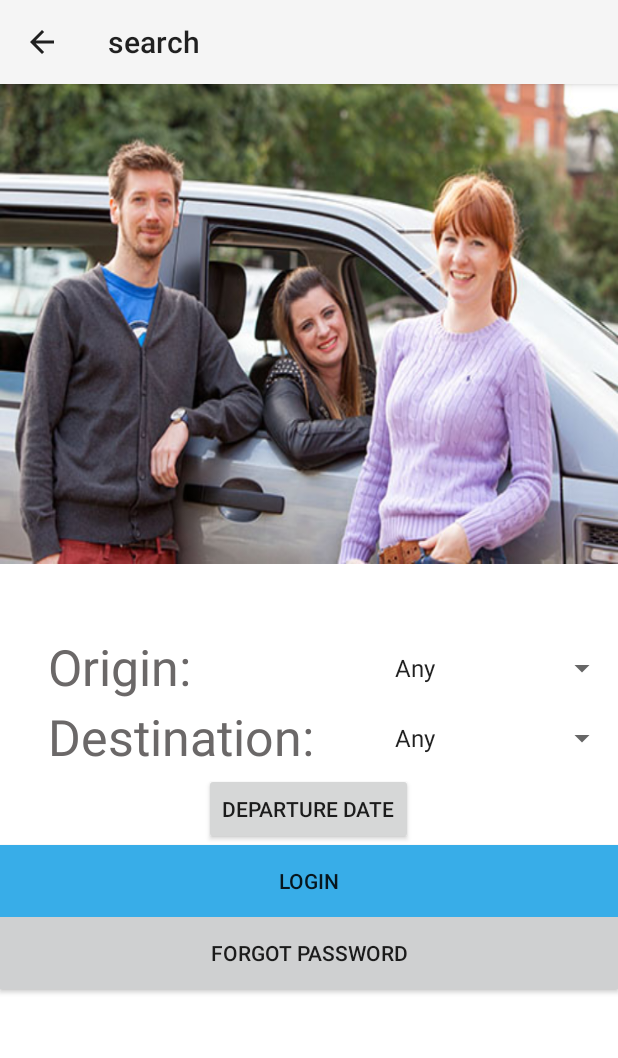
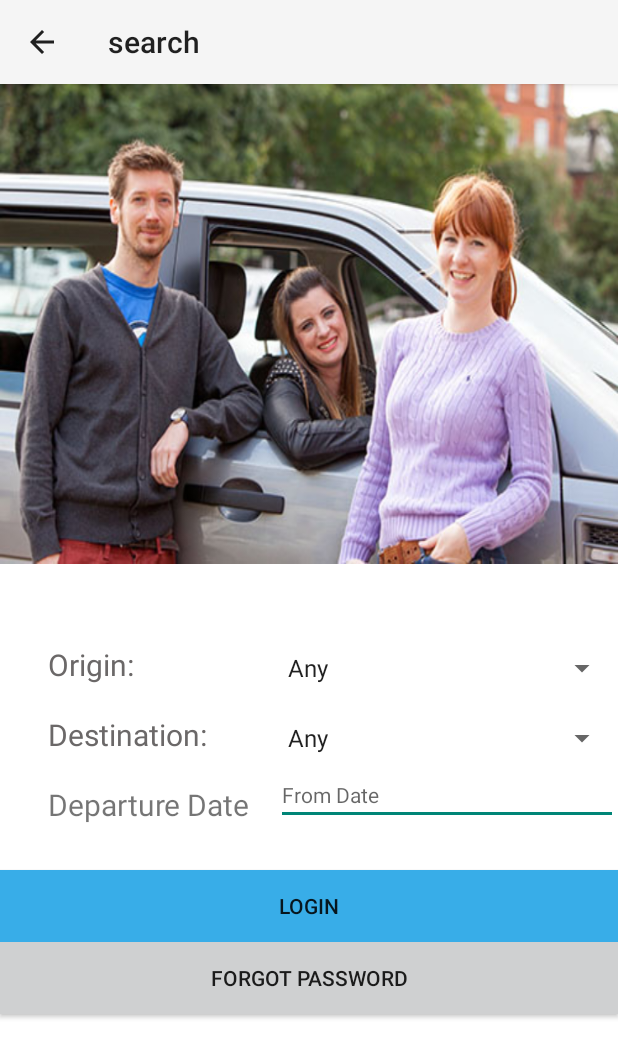
Before and after one commit to VIN-S/Cargo, an Android app: the search screen opened directly, with no data from a screen before it, on a phone screen of 412 x 824 dp. Shown: the top 1058 px of the screen. Run offline under Robolectric (Android 15) with nearby library versions, the phone set to English and light mode, and no system bars.

Commit message:
added date picker - LH

```diff
--- a/app/src/main/java/com/example/vin_s/cargo/search.java
+++ b/app/src/main/java/com/example/vin_s/cargo/search.java
@@ -8,6 +8,7 @@ import android.support.design.widget.Snackbar;
 import android.support.v7.app.AppCompatActivity;
 import android.support.v7.widget.Toolbar;
 import android.text.AndroidCharacter;
+import android.text.InputType;
 import android.view.Menu;
 import android.view.MenuItem;
 import android.view.View;
@@ -16,21 +17,23 @@ import android.widget.AdapterView.OnItemSelectedListener;
 import android.widget.ArrayAdapter;
 import android.widget.Button;
 import android.widget.DatePicker;
+import android.widget.EditText;
 import android.widget.Spinner;
 import android.widget.TextView;
 import android.widget.Toast;
 
+import java.text.SimpleDateFormat;
 import java.util.ArrayList;
 import java.util.Calendar;
 import java.util.List;
+import java.util.Locale;
 
-public class search extends AppCompatActivity implements AdapterView.OnItemSelectedListener{
+public class search extends AppCompatActivity implements AdapterView.OnItemSelectedListener, View.OnClickListener {
 
     Spinner spinner;
-//    private DatePicker datePicker;
-//    private Calendar calendar;
-//    private TextView dateView;
-//    private int year, month, day;
+    private DatePickerDialog fromDatePickerDialog;
+    private SimpleDateFormat dateFormatter;
+    private EditText fromDateEtxt;
 
     @Override
     protected void onCreate(Bundle savedInstanceState) {
@@ -38,20 +41,17 @@ public class search extends AppCompatActivity implements AdapterView.OnItemSelec
         setContentView(R.layout.activity_search);
 
         Spinner spinner = (Spinner) findViewById(R.id.originPicker);
-// Create an ArrayAdapter using the string array and a default spinner layout
+        // Create an ArrayAdapter using the string array and a default spinner layout
         ArrayAdapter<CharSequence> adapter = ArrayAdapter.createFromResource(this,
                 R.array.search_origin, android.R.layout.simple_spinner_item);
-// Specify the layout to use when the list of choices appears
+        // Specify the layout to use when the list of choices appears
         adapter.setDropDownViewResource(android.R.layout.simple_spinner_dropdown_item);
-// Apply the adapter to the spinner
+        // Apply the adapter to the spinner
         spinner.setAdapter(adapter);
 
-//        calendar = Calendar.getInstance();
-//        year = calendar.get(Calendar.YEAR);
-//
-//        month = calendar.get(Calendar.MONTH);
-//        day = calendar.get(Calendar.DAY_OF_MONTH);
-//        showDate(year, month + 1, day);
+        dateFormatter = new SimpleDateFormat("dd-MM-yyyy", Locale.US);
+        findViewsById();
+        setDateTimeField();
 
     }
 
@@ -66,42 +66,40 @@ public class search extends AppCompatActivity implements AdapterView.OnItemSelec
 
     }
 
-//    @SuppressWarnings("deprecation")
-//    public void setDate(View view) {
-//        showDialog(999);
-//        Toast.makeText(getApplicationContext(), "ca", Toast.LENGTH_SHORT)
-//                .show();
-//    }
-//
-//    @Override
-//    protected Dialog onCreateDialog(int id) {
-//        // TODO Auto-generated method stub
-//        if (id == 999) {
-//            return new DatePickerDialog(this, myDateListener, year, month, day);
-//        }
-//        return null;
-//    }
-//
-//    private DatePickerDialog.OnDateSetListener myDateListener = new DatePickerDialog.OnDateSetListener() {
-//        @Override
-//        public void onDateSet(DatePicker arg0, int arg1, int arg2, int arg3) {
-//            // TODO Auto-generated method stub
-//            // arg1 = year
-//            // arg2 = month
-//            // arg3 = day
-//            showDate(arg1, arg2+1, arg3);
-//        }
-//    };
-//
-//    private void showDate(int year, int month, int day) {
-//        dateView.setText(new StringBuilder().append(day).append("/")
-//                .append(month).append("/").append(year));
-//    }
-//
+    private void findViewsById() {
+        fromDateEtxt = (EditText) findViewById(R.id.departureDate);
+        fromDateEtxt.setInputType(InputType.TYPE_NULL);
+        fromDateEtxt.requestFocus();
+
+    }
+
+    private void setDateTimeField() {
+        fromDateEtxt.setOnClickListener(this);
+
+        Calendar newCalendar = Calendar.getInstance();
+        fromDatePickerDialog = new DatePickerDialog(this, new DatePickerDialog.OnDateSetListener() {
+
+            public void onDateSet(DatePicker view, int year, int monthOfYear, int dayOfMonth) {
+                Calendar newDate = Calendar.getInstance();
+                newDate.set(year, monthOfYear, dayOfMonth);
+                fromDateEtxt.setText(dateFormatter.format(newDate.getTime()));
+            }
+
+        },newCalendar.get(Calendar.YEAR), newCalendar.get(Calendar.MONTH), newCalendar.get(Calendar.DAY_OF_MONTH));
+
+    }
+
 //    @Override
 //    public boolean onCreateOptionsMenu(Menu menu) {
 //        // Inflate the menu; this adds items to the action bar if it is present.
-////        getMenuInflater().inflate(R.menu.main, menu);
+//        getMenuInflater().inflate(R.menu.main, menu);
 //        return true;
 //    }
+
+    @Override
+    public void onClick(View view) {
+        if(view == fromDateEtxt) {
+            fromDatePickerDialog.show();
+        }
+    }
 }
--- a/app/src/main/res/layout/activity_post.xml
+++ b/app/src/main/res/layout/activity_post.xml
@@ -15,8 +15,8 @@
 
 
     <ImageView
-        android:layout_width="wrap_content"
-        android:layout_height="wrap_content"
+        android:layout_width="200dp"
+        android:layout_height="200dp"
         android:layout_marginTop="40dp"
         android:layout_gravity="center_horizontal"
         android:src="@drawable/post_upload"
--- a/app/src/main/res/layout/content_search.xml
+++ b/app/src/main/res/layout/content_search.xml
@@ -27,7 +27,8 @@
             android:text="Destination:"
             android:id="@+id/searchDestination"
             android:textColor="#6b6868"
-            android:textSize="50px"
+        android:textSize="20dp"
+        android:layout_marginTop="7dp"
         android:layout_marginLeft="32dp"
         android:layout_marginStart="32dp"
         android:layout_below="@+id/originPicker"
@@ -64,18 +65,34 @@
         android:text="Origin:"
         android:id="@+id/searchOrigin"
         android:textColor="#6b6868"
-        android:textSize="50px"
+        android:layout_marginTop="7dp"
+        android:textSize="20dp"
         android:layout_alignTop="@+id/originPicker"
         android:layout_alignLeft="@+id/searchDestination"
         android:layout_alignStart="@+id/searchDestination" />
 
-    <Button
+    <EditText
+        android:layout_width="match_parent"
+        android:layout_height="wrap_content"
+        android:textAppearance="?android:attr/textAppearanceSmall"
+        android:id="@+id/departureDate"
+        android:textColor="#6b6868"
+        android:layout_weight=".5"
+        android:hint="@string/from_date"
+        android:layout_above="@+id/login_button"
+        android:layout_alignLeft="@+id/destinationPicker"
+        android:layout_alignStart="@+id/destinationPicker" />
+
+    <TextView
         android:layout_width="wrap_content"
         android:layout_height="wrap_content"
         android:text="Departure Date"
-        android:id="@+id/departure_button"
+        android:id="@+id/departureDateText"
+        android:textSize="20dp"
+        android:layout_marginTop="7dp"
         android:layout_below="@+id/destinationPicker"
-        android:layout_centerHorizontal="true" />
+        android:layout_alignLeft="@+id/searchDestination"
+        android:layout_alignStart="@+id/searchDestination" />
 
     <Button
         style="?android:attr/buttonStyleSmall"
@@ -83,10 +100,11 @@
         android:layout_height="wrap_content"
         android:text="Login"
         android:id="@+id/login_button"
-        android:layout_below="@+id/departure_button"
+        android:background="#38ade8"
+        android:layout_below="@+id/departureDateText"
+        android:layout_marginTop="30dp"
         android:layout_alignParentLeft="true"
-        android:layout_alignParentStart="true"
-        android:background="#38ade8" />
+        android:layout_alignParentStart="true" />
 
     <Button
         style="?android:attr/buttonStyleSmall"
--- a/app/src/main/res/values/strings.xml
+++ b/app/src/main/res/values/strings.xml
@@ -10,6 +10,7 @@
     </string-array>
     <string name="origin_default">Any</string>
     <string name="title_activity_login">Sign in</string>
+    <string name="from_date">From Date</string>
 
     <!-- Strings related to login -->
     <string name="prompt_email">Email</string>
```
Also changed, not shown: app/src/main/java/com/example/vin_s/cargo/PostActivity.java (+56 -1 lines).
